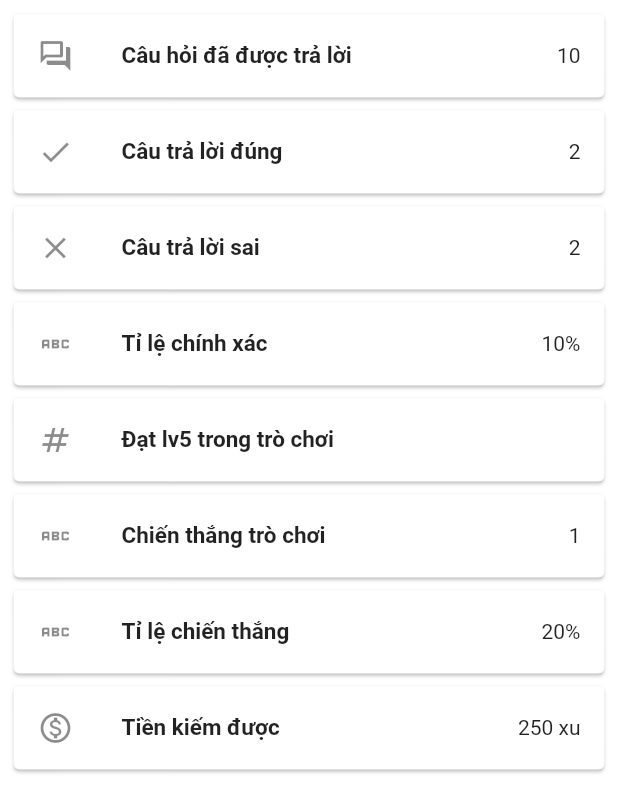
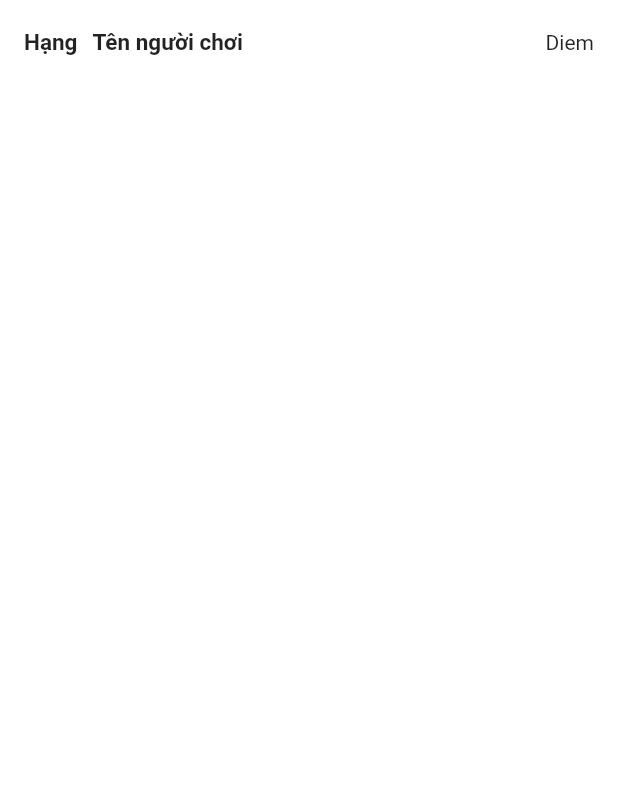
Before and after one commit to trieudevda/SUN, a Flutter app: the CustomChart widget shown alone on an empty page, opened directly, on a phone screen of 412 x 824 dp. Shown: the top 812 px of the screen. Run offline on Flutter 3.47's test engine with Material 2 defaults, Android fonts, the phone set to English and light mode, and no system bars; our stand-ins replace cloud_firestore, firebase_auth, firebase_core, flutter_svg, font_awesome_flutter; accounts and stored records are empty.

Commit message:
fix setting and statistic 20%

```diff
--- a/lib/Screens/Index/components/Widget/game_statistics.dart
+++ b/lib/Screens/Index/components/Widget/game_statistics.dart
@@ -1,3 +1,4 @@
+import 'package:do_an/constants.dart';
 import 'package:flutter/material.dart';
 
 class CustomChart extends StatelessWidget {
@@ -5,106 +6,71 @@ class CustomChart extends StatelessWidget {
   @override
   Widget build(BuildContext context) {
     return Container(
-      padding: const EdgeInsets.all(5),
-      child: ListView(
-        children: const [
-          Card(
-            child: ListTile(
-              leading: Icon(
-                Icons.question_answer_outlined,
+        // padding: const EdgeInsets.all(5),
+        child: Column(
+      children: [
+        ListTile(
+            title: Row(
+              // mainAxisAlignment: MainAxisAlignment.spaceBetween,
+              children: [
+                const Text(
+                  'Hạng',
+                  style: TextStyle(fontSize: 15, fontWeight: FontWeight.bold),
+                ),
+                SizedBox(
+                  width: 10,
+                ),
+                const Text(
+                  'Tên người chơi',
+                  style: TextStyle(fontSize: 15, fontWeight: FontWeight.bold),
+                ),
+              ],
+            ),
+            // subtitle: Text(''),
+            trailing: Text('Diem')),
+      ],
+    ));
+  }
+}
+
+class Statistics extends StatefulWidget {
+  const Statistics({super.key});
+
+  @override
+  State<Statistics> createState() => _StatisticsState();
+}
+
+class _StatisticsState extends State<Statistics> {
+  @override
+  Widget build(BuildContext context) {
+    return AlertDialog(
+      shape: RoundedRectangleBorder(borderRadius: BorderRadius.circular(15)),
+      title: Container(
+          height: MediaQuery.of(context).size.height / 10.0,
+          color: kPrimaryColor,
+          child: Row(
+            mainAxisAlignment: MainAxisAlignment.center,
+            children: const [
+              Icon(
+                Icons.bar_chart_outlined,
+                color: Colors.white,
               ),
-              title: Text(
-                'Câu hỏi đã được trả lời ',
-                style: TextStyle(fontSize: 15, fontWeight: FontWeight.bold),
-              ),
-              trailing: Text('10'),
-            ),
+              Text(
+                'Số liệu thống kê',
+                style: TextStyle(
+                    color: Colors.white,
+                    fontWeight: FontWeight.bold,
+                    fontSize: 20),
+              )
+            ],
+          )),
+      content: SingleChildScrollView(
+        child: Container(
+          child: Column(
+            mainAxisAlignment: MainAxisAlignment.spaceBetween,
+            children: const [CustomChart()],
           ),
-          Card(
-            child: ListTile(
-              leading: Icon(
-                Icons.done,
-              ),
-              title: Text(
-                'Câu trả lời đúng ',
-                style: TextStyle(fontSize: 15, fontWeight: FontWeight.bold),
-              ),
-              trailing: Text('2'),
-            ),
-          ),
-          Card(
-            child: ListTile(
-              leading: Icon(
-                Icons.clear,
-              ),
-              title: Text(
-                'Câu trả lời sai ',
-                style: TextStyle(fontSize: 15, fontWeight: FontWeight.bold),
-              ),
-              trailing: Text('2'),
-            ),
-          ),
-          Card(
-            child: ListTile(
-              leading: Icon(
-                Icons.abc,
-              ),
-              title: Text(
-                'Tỉ lệ chính xác ',
-                style: TextStyle(fontSize: 15, fontWeight: FontWeight.bold),
-              ),
-              trailing: Text('10%'),
-            ),
-          ),
-          Card(
-            child: ListTile(
-              leading: Icon(
-                Icons.numbers_outlined,
-              ),
-              title: Text(
-                'Đạt lv5 trong trò chơi',
-                style: TextStyle(fontSize: 15, fontWeight: FontWeight.bold),
-              ),
-              trailing: Text(''),
-            ),
-          ),
-          Card(
-            child: ListTile(
-              leading: Icon(
-                Icons.abc,
-              ),
-              title: Text(
-                'Chiến thắng trò chơi',
-                style: TextStyle(fontSize: 15, fontWeight: FontWeight.bold),
-              ),
-              trailing: Text('1'),
-            ),
-          ),
-          Card(
-            child: ListTile(
-              leading: Icon(
-                Icons.abc,
-              ),
-              title: Text(
-                'Tỉ lệ chiến thắng',
-                style: TextStyle(fontSize: 15, fontWeight: FontWeight.bold),
-              ),
-              trailing: Text('20%'),
-            ),
-          ),
-          Card(
-            child: ListTile(
-              leading: Icon(
-                Icons.monetization_on_outlined,
-              ),
-              title: Text(
-                'Tiền kiếm được',
-                style: TextStyle(fontSize: 15, fontWeight: FontWeight.bold),
-              ),
-              trailing: Text('250 xu'),
-            ),
-          ),
-        ],
+        ),
       ),
     );
   }
```
Also changed, not shown: lib/Screens/Index/components/Widget/ink_well_custom.dart (+10 -68 lines), lib/Screens/Index/components/Widget/setting_game.dart (+46 -2 lines), lib/Screens/Index/components/mobile_index.dart (+24 -73 lines).
